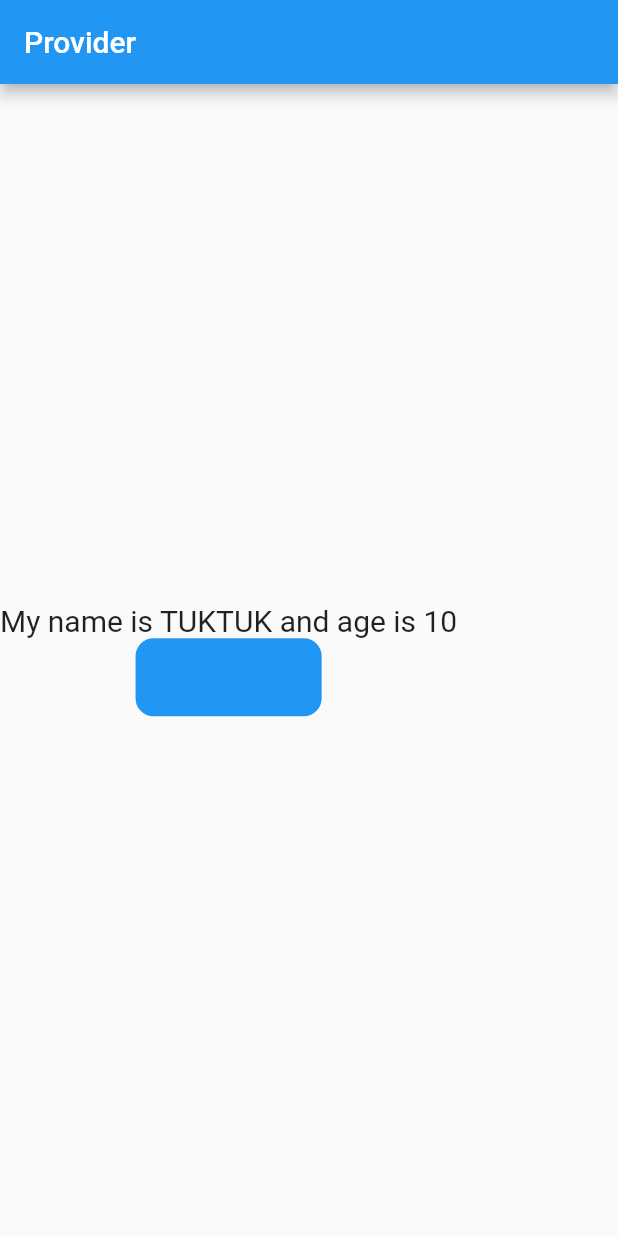
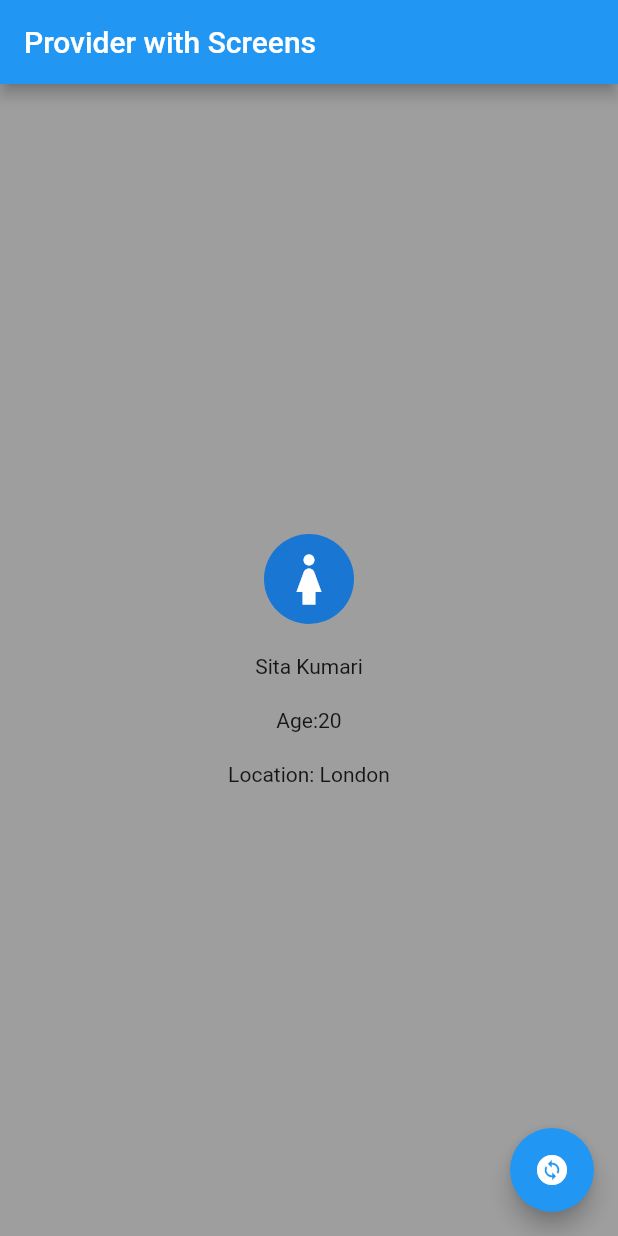
Before and after one commit to qubeena07/Flutter-Provider-using-API, a Flutter app: the screen it shows after launch, on a phone screen of 412 x 824 dp. Run offline on Flutter 3.47's test engine with Material 2 defaults, Android fonts, the light colour scheme and no system bars.

Commit message:
update widget with provider

```diff
--- a/lib/main.dart
+++ b/lib/main.dart
@@ -1,8 +1,7 @@
 import 'package:flutter/material.dart';
 import 'package:provider/provider.dart';
 import 'package:provider_api/state/app_state.dart';
-
-import 'view/home_page.dart';
+import 'package:provider_api/view/home_state.dart';
 
 void main() {
   runApp(const MyApp());
@@ -16,8 +15,6 @@ class MyApp extends StatelessWidget {
     return ChangeNotifierProvider(
         create: (context) => AppState(),
         child: const MaterialApp(
-          debugShowCheckedModeBanner: false,
-          home: HomePage(),
-        ));
+            debugShowCheckedModeBanner: false, home: HomeState()));
   }
 }
--- /dev/null
+++ b/lib/view/fisrt_page.dart
@@ -0,0 +1,43 @@
+import 'package:flutter/material.dart';
+
+class FirstPage extends StatelessWidget {
+  const FirstPage({Key? key}) : super(key: key);
+
+  @override
+  Widget build(BuildContext context) {
+    return Scaffold(
+      body: Center(
+        child: Container(
+          width: MediaQuery.of(context).size.width,
+
+          //padding: const EdgeInsets.all(20),
+          color: Colors.grey,
+          child: Column(
+            mainAxisAlignment: MainAxisAlignment.center,
+            children: const [
+              CircleAvatar(
+                radius: 30,
+                child: Icon(
+                  Icons.girl,
+                  size: 50,
+                ),
+              ),
+              SizedBox(
+                height: 20,
+              ),
+              Text("Sita Kumari"),
+              SizedBox(
+                height: 20,
+              ),
+              Text("Age:20"),
+              SizedBox(
+                height: 20,
+              ),
+              Text("Location: London"),
+            ],
+          ),
+        ),
+      ),
+    );
+  }
+}
--- a/lib/view/home_page.dart
+++ b/lib/view/home_page.dart
@@ -18,14 +18,14 @@ class HomePage extends StatelessWidget {
             crossAxisAlignment: CrossAxisAlignment.center,
             children: [
               Text(
-                "My name is ${value.name} and age is ${value.age}",
+                "My name is ${value.name}",
                 style: const TextStyle(fontSize: 20),
               ),
               CupertinoButton(
                   color: Colors.blue,
                   child: const Text("Press Event"),
                   onPressed: () {
-                    value.updateValue(19, "tiktik");
+                    value.getName("Huraaaay");
                   })
             ],
           );
--- /dev/null
+++ b/lib/view/home_state.dart
@@ -0,0 +1,29 @@
+import 'package:flutter/material.dart';
+import 'package:flutter/src/foundation/key.dart';
+import 'package:flutter/src/widgets/framework.dart';
+import 'package:provider/provider.dart';
+import 'package:provider_api/state/app_state.dart';
+import 'package:provider_api/view/fisrt_page.dart';
+import 'package:provider_api/view/second_page.dart';
+
+class HomeState extends StatelessWidget {
+  const HomeState({Key? key}) : super(key: key);
+
+  @override
+  Widget build(BuildContext context) {
+    var changeProvider = Provider.of<AppState>(context);
+    return Scaffold(
+        floatingActionButton: FloatingActionButton(
+          onPressed: () {
+            changeProvider.updateWidget();
+          },
+          child: const Icon(Icons.change_circle),
+        ),
+        appBar: AppBar(
+          title: const Text("Provider with Screens"),
+        ),
+        body: Consumer<AppState>(builder: ((context, value, child) {
+          return value.change ? const SecondPage() : const FirstPage();
+        })));
+  }
+}
```
Also changed, not shown: lib/state/app_state.dart (+33 -0 lines), lib/view/second_page.dart (added, +42 -0 lines).
